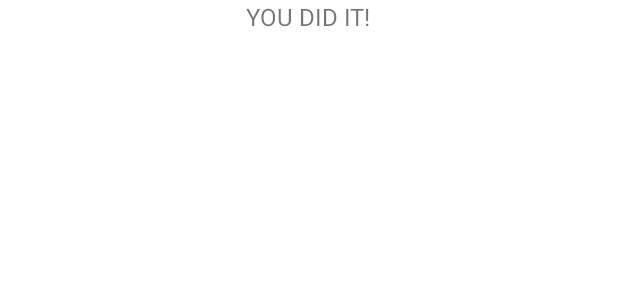
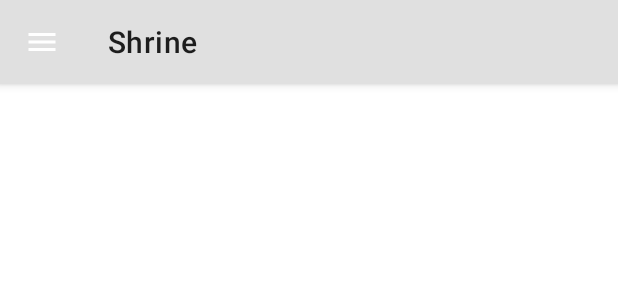
Before and after one commit to JairoCruz/shrineMDC, an Android app: the layout shr_product_grid_fragment.xml on its own in the app's theme, with its tools: preview values and no code run, on a phone screen of 412 x 824 dp. Shown: the top 300 px of the screen. Run offline under Robolectric (Android 15) with nearby library versions, the phone set to English and light mode, and no system bars.

Commit message:
Add a Top app Bar MDC 102

```diff
--- a/app/src/main/res/layout/shr_product_grid_fragment.xml
+++ b/app/src/main/res/layout/shr_product_grid_fragment.xml
@@ -7,18 +7,19 @@
     android:layout_height="match_parent"
     tools:context=".ProductGridFragment">
 
-    <LinearLayout
+    <android.support.design.widget.AppBarLayout
         android:layout_width="match_parent"
-        android:layout_height="wrap_content"
-        android:orientation="vertical">
+        android:layout_height="wrap_content">
 
-        <TextView
-            android:layout_width="wrap_content"
-            android:layout_height="wrap_content"
-            android:layout_gravity="center"
-            android:text="You did it!"
-            android:textAllCaps="true"
-            android:textSize="16sp" />
+        <android.support.v7.widget.Toolbar
+            android:id="@+id/app_bar"
+            sytle="@style/Widget.Shrine.Toolbar"
+            android:layout_width="match_parent"
+            android:layout_height="?attr/actionBarSize"
+            app:title="@string/shr_app_name"
+            app:navigationIcon="@drawable/shr_menu"/>
 
-    </LinearLayout>
+    </android.support.design.widget.AppBarLayout>
+
+
 </android.support.design.widget.CoordinatorLayout>
```
Also changed, not shown: app/src/main/java/com/google/codelabs/mdc/kotlin/shrine/ProductGridFragment.kt (+25 -4 lines).
